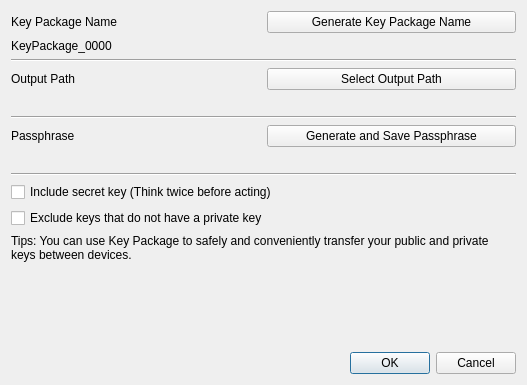
Old version of the form ui/ExportKeyPackageDialog.ui in the repository saturneric/GpgFrontend.
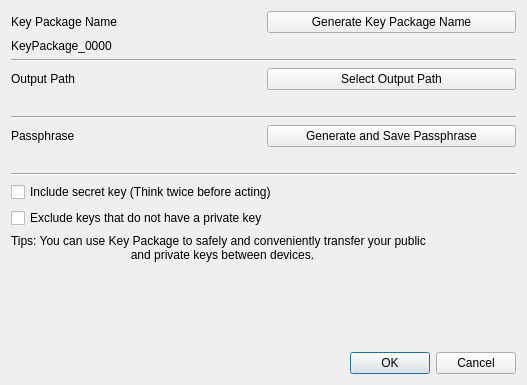
New version of the form.

What changed in the file:
```diff
--- a/ui/ExportKeyPackageDialog.ui
+++ b/ui/ExportKeyPackageDialog.ui
@@ -145,7 +145,9 @@
      <item>
       <widget class="QLabel" name="tipsLabel">
        <property name="text">
-        <string>Tips: You can use Key Package to safely and conveniently transfer your public and private keys between devices.</string>
+                                <string>Tips: You can use Key Package to safely and conveniently transfer your public
+                                    and private keys between devices.
+                                </string>
        </property>
        <property name="wordWrap">
         <bool>true</bool>
```
Left out of the diff: 6 changed lines with no effect on the pictures. Lines whose indentation alone changed are shown as unchanged.
